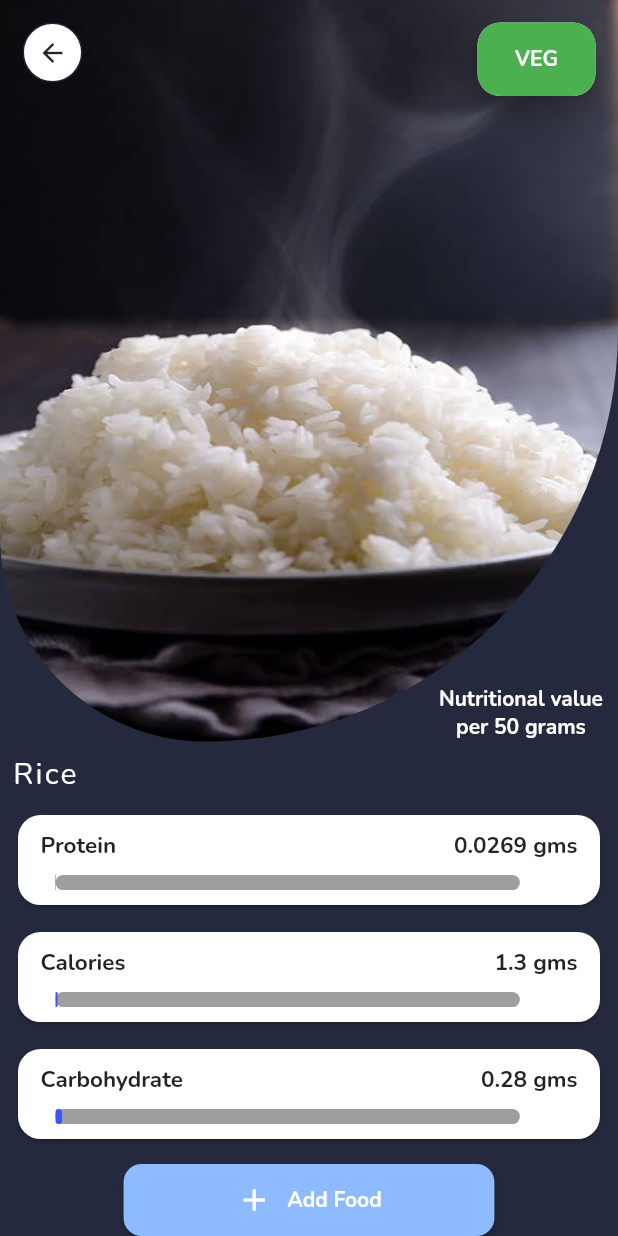
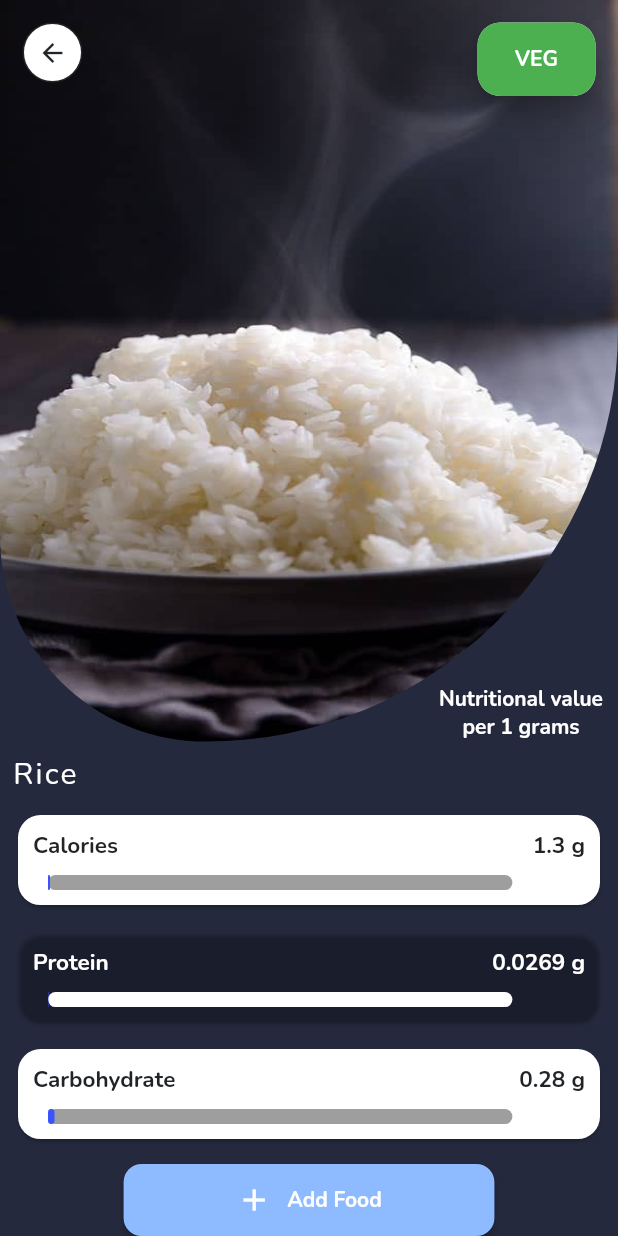
Before and after one commit to HydronSid/track_it_up, a Flutter app: the AllProductScreen screen opened directly, after a tap on "Rice", on a phone screen of 412 x 824 dp. Run offline on Flutter 3.47's test engine with Material 2 defaults, Android fonts, the phone set to English and light mode, and no system bars; drawn by our look-alikes of percent_indicator; our stand-ins replace animate_do, flutter_easyloading, flutter_svg, flutter_typeahead, google_fonts, nb_utils and 2 more; accounts and stored records are empty.

Commit message:
office commit

```diff
--- a/lib/Screens/all_product_screen.dart
+++ b/lib/Screens/all_product_screen.dart
@@ -153,6 +153,7 @@ class _AllProductScreenState extends State<AllProductScreen> {
                                 MaterialPageRoute(
                                     builder: (context) => ProductDetailScreen(
                                           productModel: product,
+                                          action: "view",
                                         )));
                           },
                           child: Column(
--- a/lib/Screens/product_detail.dart
+++ b/lib/Screens/product_detail.dart
@@ -6,7 +6,9 @@ import 'package:track_it_up/Utils/appcolors.dart';
 
 class ProductDetailScreen extends StatelessWidget {
   final ProductModel productModel;
-  const ProductDetailScreen({super.key, required this.productModel});
+  final String action;
+  const ProductDetailScreen(
+      {super.key, required this.productModel, required this.action});
 
   @override
   Widget build(BuildContext context) {
@@ -85,7 +87,7 @@ class ProductDetailScreen extends StatelessWidget {
                         bottom: 0,
                         right: 10,
                         child: Text(
-                          "Nutritional value\nper 50 grams",
+                          "Nutritional value\nper 1 grams",
                           textAlign: TextAlign.center,
                           style: GoogleFonts.nunito(
                               color: whiteColor, fontWeight: FontWeight.bold),
@@ -114,64 +116,7 @@ class ProductDetailScreen extends StatelessWidget {
                             borderRadius: BorderRadius.circular(15)),
                         child: Padding(
                           padding: const EdgeInsets.symmetric(
-                              horizontal: 15.0, vertical: 10),
-                          child: Column(
-                            mainAxisAlignment: MainAxisAlignment.start,
-                            crossAxisAlignment: CrossAxisAlignment.start,
-                            children: [
-                              Row(
-                                mainAxisAlignment:
-                                    MainAxisAlignment.spaceBetween,
-                                children: [
-                                  Text(
-                                    "Protein",
-                                    style: GoogleFonts.nunito(
-                                        color: blackColor,
-                                        fontSize: 15,
-                                        fontWeight: FontWeight.bold),
-                                  ),
-                                  Text(
-                                    "${productModel.protein!} gms",
-                                    style: GoogleFonts.nunito(
-                                        color: blackColor,
-                                        fontSize: 15,
-                                        fontWeight: FontWeight.bold),
-                                  ),
-                                ],
-                              ),
-                              const SizedBox(
-                                height: 10,
-                              ),
-                              LinearPercentIndicator(
-                                restartAnimation: false,
-                                animation: true,
-                                fillColor: Colors.transparent,
-                                animateFromLastPercent: true,
-                                animationDuration: 1000,
-                                width: size.width * 0.8,
-                                lineHeight: 10.0,
-                                percent: ((double.parse(productModel.protein!) /
-                                            30) *
-                                        100) /
-                                    100,
-                                backgroundColor: Colors.grey,
-                                barRadius: const Radius.circular(16),
-                                progressColor:
-                                    const Color.fromARGB(255, 59, 82, 255),
-                              ),
-                            ],
-                          ),
-                        ),
-                      ),
-                      const SizedBox(
-                        height: 10,
-                      ),
-                      Card(
-                        shape: RoundedRectangleBorder(
-                            borderRadius: BorderRadius.circular(15)),
-                        child: Padding(
-                          padding: const EdgeInsets.symmetric(
-                              horizontal: 15.0, vertical: 10),
+                              horizontal: 10.0, vertical: 10),
                           child: Column(
                             mainAxisAlignment: MainAxisAlignment.start,
                             crossAxisAlignment: CrossAxisAlignment.start,
@@ -188,7 +133,7 @@ class ProductDetailScreen extends StatelessWidget {
                                         fontWeight: FontWeight.bold),
                                   ),
                                   Text(
-                                    "${productModel.calories!} gms",
+                                    "${productModel.calories!} g",
                                     style: GoogleFonts.nunito(
                                         color: blackColor,
                                         fontSize: 15,
@@ -225,11 +170,69 @@ class ProductDetailScreen extends StatelessWidget {
                         height: 10,
                       ),
                       Card(
+                        color: Colors.transparent,
                         shape: RoundedRectangleBorder(
                             borderRadius: BorderRadius.circular(15)),
                         child: Padding(
                           padding: const EdgeInsets.symmetric(
-                              horizontal: 15.0, vertical: 10),
+                              horizontal: 10.0, vertical: 10),
+                          child: Column(
+                            mainAxisAlignment: MainAxisAlignment.start,
+                            crossAxisAlignment: CrossAxisAlignment.start,
+                            children: [
+                              Row(
+                                mainAxisAlignment:
+                                    MainAxisAlignment.spaceBetween,
+                                children: [
+                                  Text(
+                                    "Protein",
+                                    style: GoogleFonts.nunito(
+                                        color: whiteColor,
+                                        fontSize: 15,
+                                        fontWeight: FontWeight.bold),
+                                  ),
+                                  Text(
+                                    "${productModel.protein!} g",
+                                    style: GoogleFonts.nunito(
+                                        color: whiteColor,
+                                        fontSize: 15,
+                                        fontWeight: FontWeight.bold),
+                                  ),
+                                ],
+                              ),
+                              const SizedBox(
+                                height: 10,
+                              ),
+                              LinearPercentIndicator(
+                                restartAnimation: false,
+                                animation: true,
+                                fillColor: Colors.transparent,
+                                animateFromLastPercent: true,
+                                animationDuration: 1000,
+                                width: size.width * 0.8,
+                                lineHeight: 10.0,
+                                percent: ((double.parse(productModel.protein!) /
+                                            30) *
+                                        100) /
+                                    100,
+                                backgroundColor: whiteColor,
+                                barRadius: const Radius.circular(16),
+                                progressColor:
+                                    const Color.fromARGB(255, 59, 82, 255),
+                              ),
+                            ],
+                          ),
+                        ),
+                      ),
+                      const SizedBox(
+                        height: 10,
+                      ),
+                      Card(
+                        shape: RoundedRectangleBorder(
+                            borderRadius: BorderRadius.circular(15)),
+                        child: Padding(
+                          padding: const EdgeInsets.symmetric(
+                              horizontal: 10.0, vertical: 10),
                           child: Column(
                             mainAxisAlignment: MainAxisAlignment.start,
                             crossAxisAlignment: CrossAxisAlignment.start,
@@ -246,7 +249,7 @@ class ProductDetailScreen extends StatelessWidget {
                                         fontWeight: FontWeight.bold),
                                   ),
                                   Text(
-                                    "${productModel.carbohydrate!} gms",
+                                    "${productModel.carbohydrate!} g",
                                     style: GoogleFonts.nunito(
                                         color: blackColor,
                                         fontSize: 15,
@@ -288,9 +291,7 @@ class ProductDetailScreen extends StatelessWidget {
               ],
             )),
           ),
-          Align(
-            alignment: Alignment.center,
-            child: SizedBox(
+          SizedBox(
               width: size.width * 0.6,
               child: ElevatedButton(
                   style: ElevatedButton.styleFrom(
@@ -313,8 +314,7 @@ class ProductDetailScreen extends StatelessWidget {
                             color: whiteColor, fontWeight: FontWeight.bold),
                       ),
                     ],
-                    ))),
-          )
+                  )))
         ],
       ),
     );
```
Also changed, not shown: lib/Screens/entry_form.dart (+65 -38 lines), lib/Screens/entry_form_two.dart (+15 -3 lines). Lines whose indentation alone changed are shown as unchanged.
